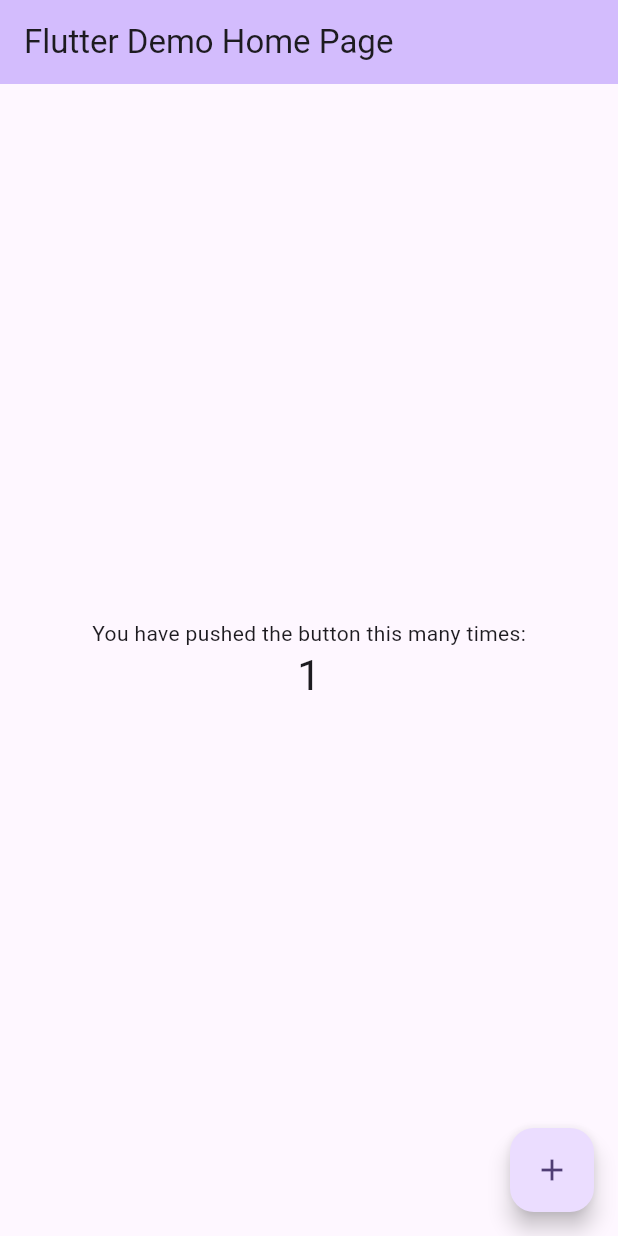
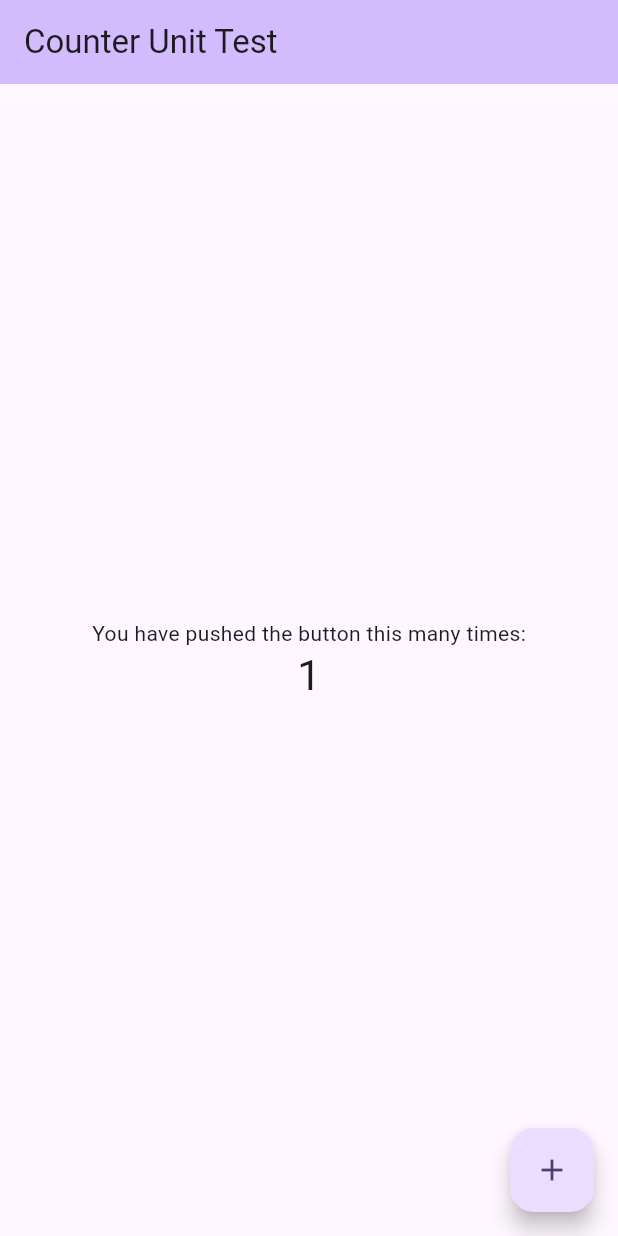
Before and after one commit to avadhksapariya/counter-test, a Flutter app: the screen it shows after launch, after a tap on the "add" icon, on a phone screen of 412 x 824 dp. Run offline on Flutter 3.47's test engine with Material 3 defaults, Android fonts, the phone set to English and light mode, and no system bars.

Commit message:
- main: Integrated the counter increment logic and other necessary changes. - Counter: Shifted all the counter increment logic from main to here. - AndroidManifest: Refactored the app name.

```diff
--- /dev/null
+++ b/lib/counter.dart
@@ -0,0 +1,9 @@
+class Counter {
+  int _counter = 0;
+
+  int get count => _counter;
+
+  void incrementCounter() {
+    _counter++;
+  }
+}
--- a/lib/main.dart
+++ b/lib/main.dart
@@ -1,3 +1,4 @@
+import 'package:counter_test/counter.dart';
 import 'package:flutter/material.dart';
 
 void main() {
@@ -7,46 +8,22 @@ void main() {
 class MyApp extends StatelessWidget {
   const MyApp({super.key});
 
-  // This widget is the root of your application.
   @override
   Widget build(BuildContext context) {
     return MaterialApp(
-      title: 'Flutter Demo',
+      debugShowCheckedModeBanner: false,
+      title: 'Flutter Counter',
       theme: ThemeData(
-        // This is the theme of your application.
-        //
-        // TRY THIS: Try running your application with "flutter run". You'll see
-        // the application has a purple toolbar. Then, without quitting the app,
-        // try changing the seedColor in the colorScheme below to Colors.green
-        // and then invoke "hot reload" (save your changes or press the "hot
-        // reload" button in a Flutter-supported IDE, or press "r" if you used
-        // the command line to start the app).
-        //
-        // Notice that the counter didn't reset back to zero; the application
-        // state is not lost during the reload. To reset the state, use hot
-        // restart instead.
-        //
-        // This works for code too, not just values: Most code changes can be
-        // tested with just a hot reload.
         colorScheme: ColorScheme.fromSeed(seedColor: Colors.deepPurple),
         useMaterial3: true,
       ),
-      home: const MyHomePage(title: 'Flutter Demo Home Page'),
+      home: const MyHomePage(title: 'Counter Unit Test'),
     );
   }
 }
 
 class MyHomePage extends StatefulWidget {
   const MyHomePage({super.key, required this.title});
-
-  // This widget is the home page of your application. It is stateful, meaning
-  // that it has a State object (defined below) that contains fields that affect
-  // how it looks.
-
-  // This class is the configuration for the state. It holds the values (in this
-  // case the title) provided by the parent (in this case the App widget) and
-  // used by the build method of the State. Fields in a Widget subclass are
-  // always marked "final".
 
   final String title;
 
@@ -55,61 +32,30 @@ class MyHomePage extends StatefulWidget {
 }
 
 class _MyHomePageState extends State<MyHomePage> {
-  int _counter = 0;
+  final Counter counter = Counter();
 
   void _incrementCounter() {
     setState(() {
-      // This call to setState tells the Flutter framework that something has
-      // changed in this State, which causes it to rerun the build method below
-      // so that the display can reflect the updated values. If we changed
-      // _counter without calling setState(), then the build method would not be
-      // called again, and so nothing would appear to happen.
-      _counter++;
+      counter.incrementCounter();
     });
   }
 
   @override
   Widget build(BuildContext context) {
-    // This method is rerun every time setState is called, for instance as done
-    // by the _incrementCounter method above.
-    //
-    // The Flutter framework has been optimized to make rerunning build methods
-    // fast, so that you can just rebuild anything that needs updating rather
-    // than having to individually change instances of widgets.
     return Scaffold(
       appBar: AppBar(
-        // TRY THIS: Try changing the color here to a specific color (to
-        // Colors.amber, perhaps?) and trigger a hot reload to see the AppBar
-        // change color while the other colors stay the same.
         backgroundColor: Theme.of(context).colorScheme.inversePrimary,
-        // Here we take the value from the MyHomePage object that was created by
-        // the App.build method, and use it to set our appbar title.
         title: Text(widget.title),
       ),
       body: Center(
-        // Center is a layout widget. It takes a single child and positions it
-        // in the middle of the parent.
         child: Column(
-          // Column is also a layout widget. It takes a list of children and
-          // arranges them vertically. By default, it sizes itself to fit its
-          // children horizontally, and tries to be as tall as its parent.
-          //
-          // Column has various properties to control how it sizes itself and
-          // how it positions its children. Here we use mainAxisAlignment to
-          // center the children vertically; the main axis here is the vertical
-          // axis because Columns are vertical (the cross axis would be
-          // horizontal).
-          //
-          // TRY THIS: Invoke "debug painting" (choose the "Toggle Debug Paint"
-          // action in the IDE, or press "p" in the console), to see the
-          // wireframe for each widget.
           mainAxisAlignment: MainAxisAlignment.center,
           children: <Widget>[
             const Text(
               'You have pushed the button this many times:',
             ),
             Text(
-              '$_counter',
+              '${counter.count}',
               style: Theme.of(context).textTheme.headlineMedium,
             ),
           ],
@@ -119,7 +65,7 @@ class _MyHomePageState extends State<MyHomePage> {
         onPressed: _incrementCounter,
         tooltip: 'Increment',
         child: const Icon(Icons.add),
-      ), // This trailing comma makes auto-formatting nicer for build methods.
+      ),
     );
   }
 }
```
Also changed, not shown: 1 other file.
